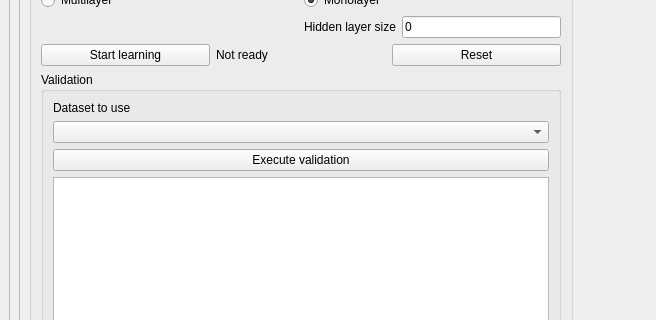
Above: mainwindow.ui from abell370/RNA-Hendrice-Lejeune-Melis before the change; both pictures show x 0 to 656 and y 260 to 580 of the 1256 by 698 pixel window. Below: the same form after it.
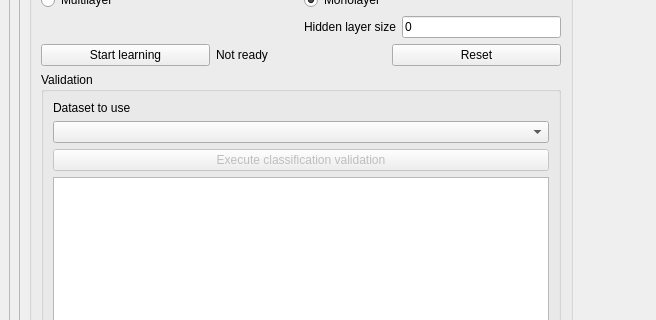
That is the form after the change.

Commit message: + validation function

Diff of the .ui file:
```diff
--- a/mainwindow.ui
+++ b/mainwindow.ui
@@ -27,7 +27,7 @@
        <property name="geometry">
         <rect>
          <x>0</x>
-         <y>0</y>
+         <y>-209</y>
          <width>1219</width>
          <height>1218</height>
         </rect>
@@ -336,9 +336,12 @@
                         <widget class="QComboBox" name="comboBox"/>
                        </item>
                        <item>
-                        <widget class="QPushButton" name="pushButton">
+                        <widget class="QPushButton" name="startValidationBtn">
+                         <property name="enabled">
+                          <bool>false</bool>
+                         </property>
                          <property name="text">
-                          <string>Execute validation</string>
+                          <string>Execute classification validation</string>
                          </property>
                         </widget>
                        </item>
```
Left out of the diff: 4 changed lines with no effect on the pictures. The commit also changes 12 other files.
